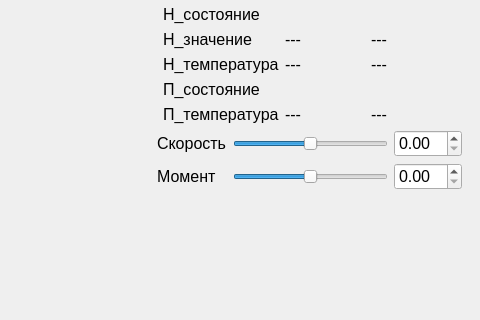
Before: the Qt Designer form BallScrewVCP2.ui in Ornstein89/BallScrewControl_QtVCP, drawn with Qt 5; both pictures show x 713 to 1193 and y 291 to 611 of the 1193 by 891 pixel window.
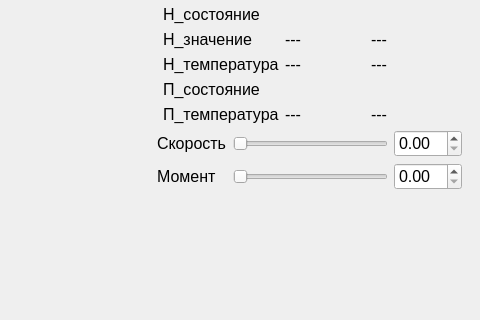
After: the same form once the commit is applied. Icons and pictures are not drawn. Custom widgets are drawn as their Qt base class.

Commit message: Sliders for form 3.2 limits and connection to form 2

Patch:
```diff
--- a/BallScrewVCP2.ui
+++ b/BallScrewVCP2.ui
@@ -324,10 +324,10 @@
               <item row="0" column="1">
                <widget class="Slider" name="sldVelocity32">
                 <property name="minimum">
-                 <number>-100</number>
+                 <number>0</number>
                 </property>
                 <property name="maximum">
-                 <number>100</number>
+                 <number>500</number>
                 </property>
                 <property name="orientation">
                  <enum>Qt::Horizontal</enum>
@@ -363,10 +363,10 @@
               <item row="1" column="1">
                <widget class="Slider" name="sldTorque32">
                 <property name="minimum">
-                 <number>-100</number>
+                 <number>0</number>
                 </property>
                 <property name="maximum">
-                 <number>100</number>
+                 <number>1000</number>
                 </property>
                 <property name="orientation">
                  <enum>Qt::Horizontal</enum>
```
The commit also changes 3 other files.
